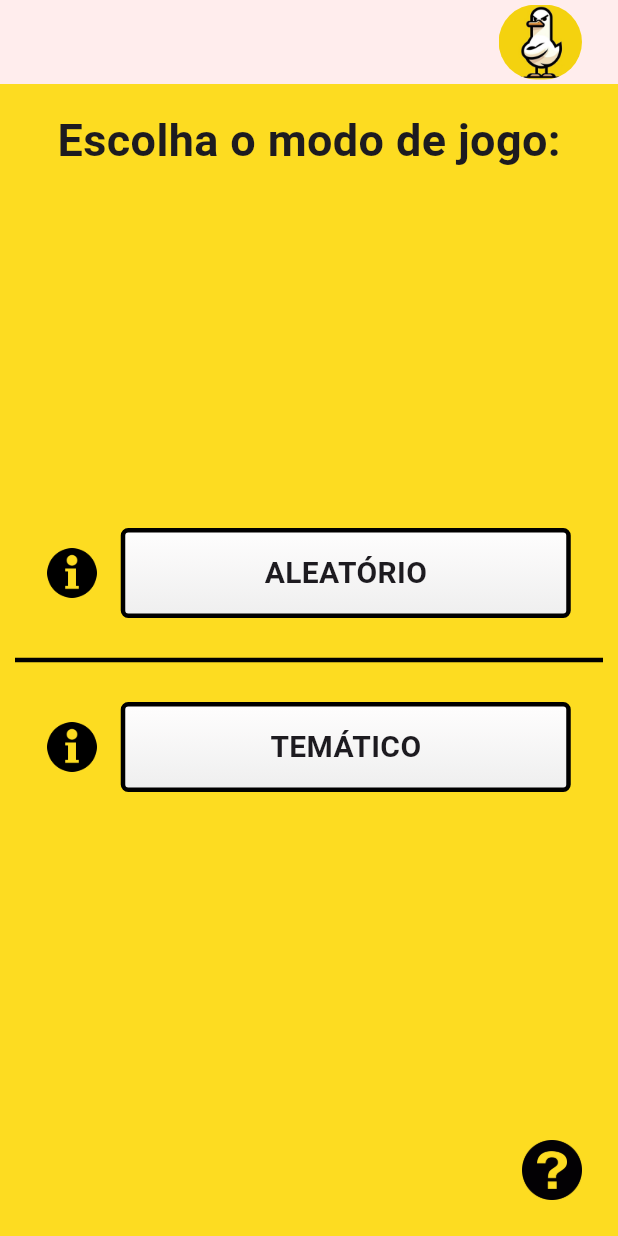
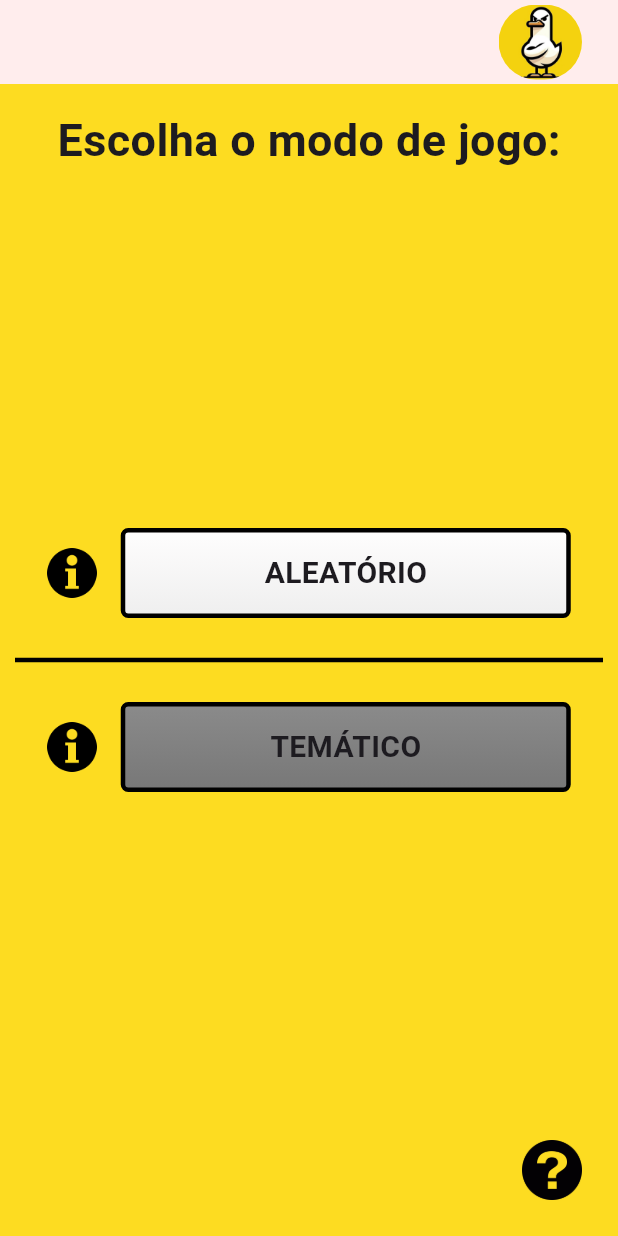
Before and after one commit to Victy0/nem_a_pato_express, a Flutter app: the SelectGameModePage screen opened directly, on a phone screen of 412 x 824 dp. Run offline on Flutter 3.47's test engine with Material 3 defaults, Android fonts, the phone set to English and light mode, and no system bars.

Commit message:
refactor: game mode option disabled in new created component

```diff
--- a/assets/data/data.json
+++ b/assets/data/data.json
@@ -361,7 +361,7 @@
           "answer": 1500
         },
         {
-          "question": "Porcentagem de vulcões ativos do mundo localizados no 'Cinturaão de Fogo do Pacífico':",
+          "question": "Porcentagem de vulcões ativos do mundo localizados no 'Cinturão de Fogo do Pacífico':",
           "answer": 75
         },
         {
--- a/lib/component/game_mode.dart
+++ b/lib/component/game_mode.dart
@@ -5,10 +5,12 @@ import 'package:nem_a_pato_app/component/dialog_info_game_mode.dart';
 class GameMode extends StatelessWidget {
   final String modeName;
   final String description;
+  final bool isActive;
 
   const GameMode({
     super.key,
     required this.modeName,
+    required this.isActive,
     required this.description
   });
 
@@ -20,22 +22,29 @@ class GameMode extends StatelessWidget {
         DialogInfoGameMode(title: "Modo $modeName", content: description),
         IconButton(
           onPressed: () {
-            Navigator.push(
-              context,
-              MaterialPageRoute(builder: (context) => const GamePage()),
-            );
+            isActive
+              ? Navigator.push(
+                  context,
+                  MaterialPageRoute(builder: (context) => const GamePage()),
+                )
+              : null;
           },
           icon: Container(
             width: 300,
             height: 60,
             decoration: BoxDecoration(
-              gradient: const LinearGradient(
+              gradient: LinearGradient(
                 begin: Alignment.topCenter,
                 end: Alignment.bottomCenter,
-                colors: [
-                  Color.fromARGB(255, 255, 254, 254),
-                  Color.fromARGB(255, 238, 238, 238)
-                ],
+                colors: isActive
+                  ? [
+                      const Color.fromARGB(255, 255, 254, 254),
+                      const Color.fromARGB(255, 238, 238, 238)
+                    ]
+                  : [
+                      const Color.fromARGB(255, 139, 139, 139),
+                      const Color.fromARGB(255, 119, 119, 119)
+                    ]
               ),
               borderRadius: BorderRadius.circular(5),
               border: Border.all(
--- a/lib/pages/select_game_mode_page.dart
+++ b/lib/pages/select_game_mode_page.dart
@@ -1,8 +1,6 @@
 import 'package:flutter/material.dart';
 import 'package:nem_a_pato_app/component/dialog_info_game.dart';
-import 'package:nem_a_pato_app/component/dialog_info_game_mode.dart';
 import 'package:nem_a_pato_app/component/game_mode.dart';
-import 'package:nem_a_pato_app/pages/game_page.dart';
 import 'package:nem_a_pato_app/pages/initial_page.dart';
 
 class SelectGameModePage extends StatelessWidget {
@@ -58,7 +56,7 @@ class SelectGameModePage extends StatelessWidget {
             mainAxisAlignment: MainAxisAlignment.center,
             children: [
               // choose 'ALEATORIO'
-              GameMode(modeName: "Aleatório", description: "Nesse modo, a cada rodada é sorteada uma questão aleatória de um tema aleatório do acervo disponível.\n\nVocê possui a possibilidade de pular a questão caso haja necessário e tentar ser o último jogador presente ao fim da rodada."),
+              GameMode(modeName: "Aleatório", isActive: true, description: "Nesse modo, a cada rodada é sorteada uma questão aleatória de um tema aleatório do acervo disponível.\n\nVocê possui a possibilidade de pular a questão caso haja necessário e tentar ser o último jogador presente ao fim da rodada."),
               // Divider
               Padding(
                 padding: EdgeInsets.all(10.0),
@@ -69,7 +67,7 @@ class SelectGameModePage extends StatelessWidget {
                 ),
               ),
               // choose 'TEMATICO'
-              GameMode(modeName: "Temático", description: "Em Breve!"),
+              GameMode(modeName: "Temático", isActive: false, description: "Em Breve!"),
             ],
           ),
           const Align(
```
